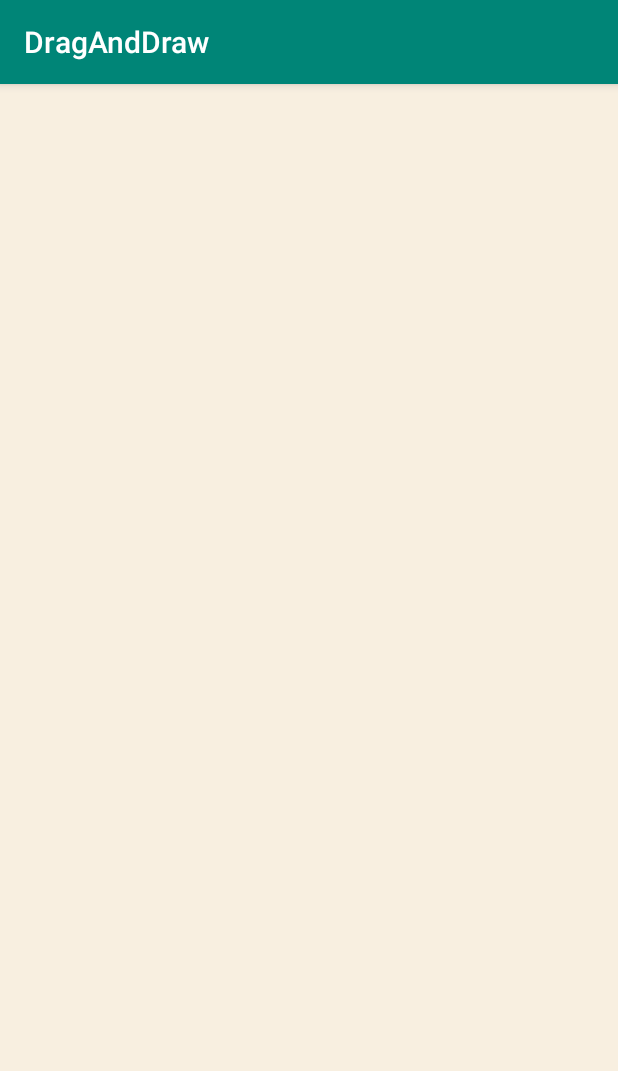
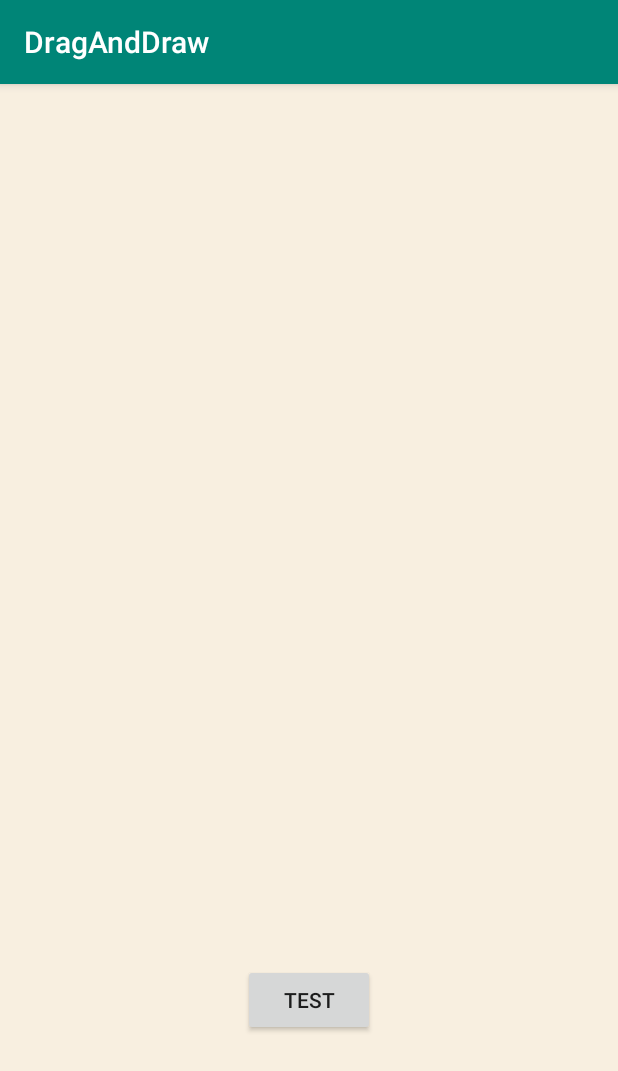
Before and after one commit to JabbariMahdi/DragAndDraw, an Android app: the screen it shows after launch (DragAndDrawActivity), on a phone screen of 412 x 824 dp. Shown: the top 1071 px of the screen. Run offline under Robolectric (Android 15) with nearby library versions, the phone set to English and light mode, and no system bars.

Commit message:
remove xml layout and add view in code

```diff
--- a/app/src/main/java/com/maktab/mahdi/draganddraw/DragAndDrawFragment.java
+++ b/app/src/main/java/com/maktab/mahdi/draganddraw/DragAndDrawFragment.java
@@ -3,9 +3,12 @@ package com.maktab.mahdi.draganddraw;
 
 import android.os.Bundle;
 import android.support.v4.app.Fragment;
+import android.view.Gravity;
 import android.view.LayoutInflater;
 import android.view.View;
 import android.view.ViewGroup;
+import android.widget.Button;
+import android.widget.FrameLayout;
 
 
 public class DragAndDrawFragment extends Fragment {
@@ -28,9 +31,26 @@ public class DragAndDrawFragment extends Fragment {
     @Override
     public View onCreateView(LayoutInflater inflater, ViewGroup container,
                              Bundle savedInstanceState) {
-        View view = inflater.inflate(R.layout.fragment_drag_and_draw, container, false);
+        FrameLayout frameLayout=new FrameLayout(getActivity());
+        BoxDrawingView boxDrawingView=new BoxDrawingView(getActivity());
+        frameLayout.addView(boxDrawingView);
+        FrameLayout.LayoutParams boxLayoutParams= (FrameLayout.LayoutParams) boxDrawingView
+                .getLayoutParams();
 
-        return view;
+        boxLayoutParams.height=-1;
+        boxLayoutParams.width=-1;
+        boxDrawingView.setLayoutParams(boxLayoutParams);
+
+        Button button=new Button(getActivity());
+        frameLayout.addView(button,-2,-2);
+        FrameLayout.LayoutParams buttonParams=
+                (FrameLayout.LayoutParams) button.getLayoutParams();
+        buttonParams.gravity= Gravity.BOTTOM|Gravity.CENTER_HORIZONTAL;
+        buttonParams.setMargins(0,0,0,200);
+        button.setLayoutParams(buttonParams);
+        button.setText("test");
+
+        return frameLayout;
     }
 
 }
```
